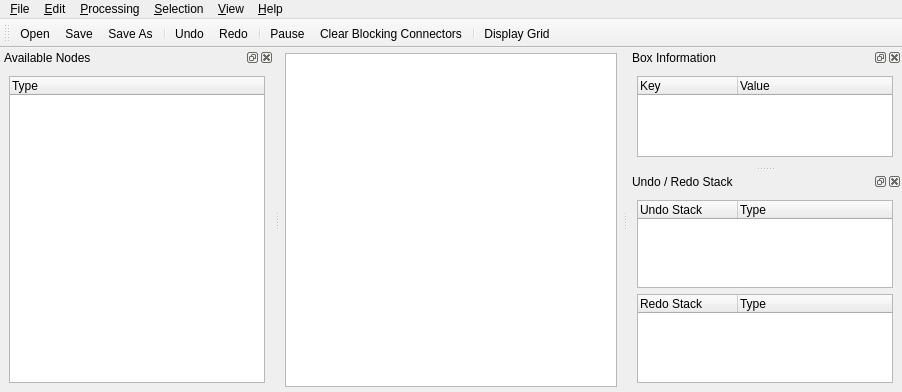
Old version of the form src/csapex/ui/csapex_window.ui in the repository cogsys-tuebingen/csapex.
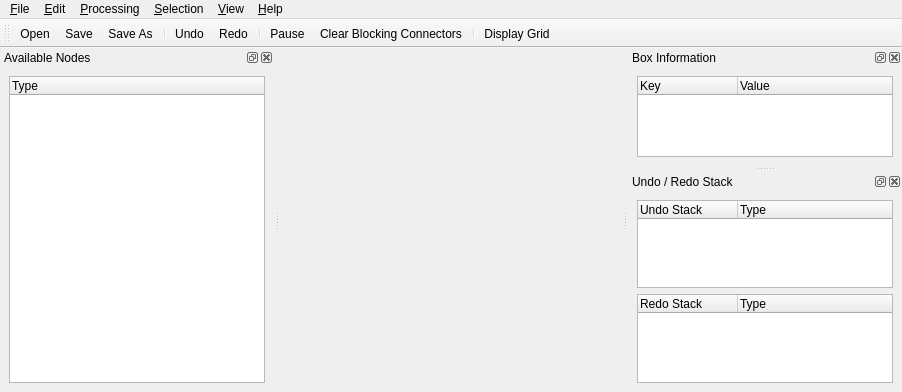
New version of the form. Icons and pictures are not drawn.

```diff
--- a/src/csapex/ui/csapex_window.ui
+++ b/src/csapex/ui/csapex_window.ui
@@ -37,24 +37,6 @@
     <property name="bottomMargin">
      <number>5</number>
     </property>
-    <item>
-     <widget class="QSplitter" name="splitter">
-      <property name="orientation">
-       <enum>Qt::Vertical</enum>
-      </property>
-      <widget class="QTextEdit" name="logOutput">
-       <property name="undoRedoEnabled">
-        <bool>false</bool>
-       </property>
-       <property name="lineWrapMode">
-        <enum>QTextEdit::NoWrap</enum>
-       </property>
-       <property name="readOnly">
-        <bool>true</bool>
-       </property>
-      </widget>
-     </widget>
-    </item>
    </layout>
   </widget>
   <widget class="QMenuBar" name="menuBar">
```
